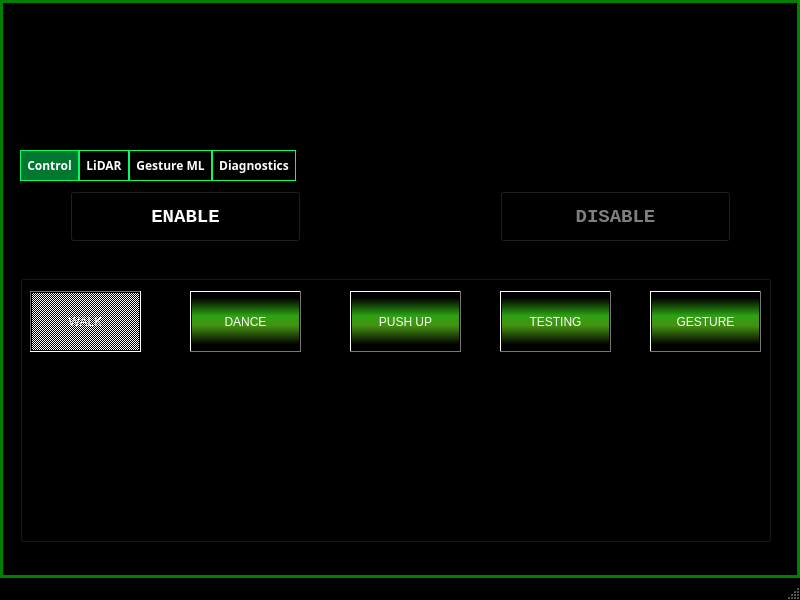
First picture: the form in platform.ui, repository RAMBotsCSU/platform, before the edit.
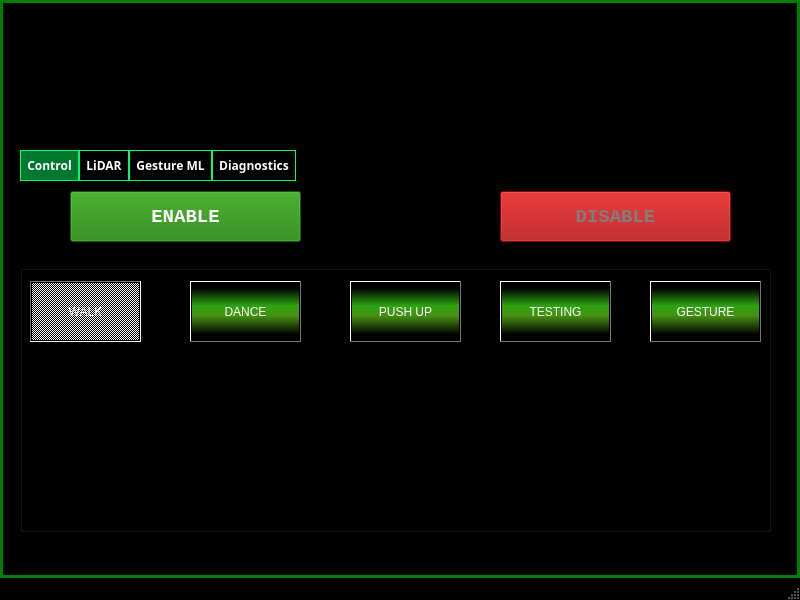
Second picture: the form after the edit. Icons and pictures are not drawn.

Commit message: adjusted format for UI

What changed in the file:
```diff
--- a/platform.ui
+++ b/platform.ui
@@ -537,7 +537,7 @@
       <property name="geometry">
        <rect>
         <x>0</x>
-        <y>80</y>
+        <y>70</y>
         <width>751</width>
         <height>281</height>
        </rect>
@@ -695,12 +695,12 @@
             </gradient>
            </brush>
           </colorrole>
-          <colorrole role="HighlightedText">
+          <colorrole role="Highlight">
            <brush brushstyle="SolidPattern">
             <color alpha="255">
-             <red>3</red>
-             <green>49</green>
-             <blue>0</blue>
+             <red>23</red>
+             <green>77</green>
+             <blue>13</blue>
             </color>
            </brush>
           </colorrole>
@@ -853,12 +853,12 @@
             </gradient>
            </brush>
           </colorrole>
-          <colorrole role="HighlightedText">
+          <colorrole role="Highlight">
            <brush brushstyle="SolidPattern">
             <color alpha="255">
-             <red>3</red>
-             <green>49</green>
-             <blue>0</blue>
+             <red>23</red>
+             <green>77</green>
+             <blue>13</blue>
             </color>
            </brush>
           </colorrole>
@@ -1011,12 +1011,12 @@
             </gradient>
            </brush>
           </colorrole>
-          <colorrole role="HighlightedText">
+          <colorrole role="Highlight">
            <brush brushstyle="SolidPattern">
             <color alpha="255">
-             <red>3</red>
-             <green>49</green>
-             <blue>0</blue>
+             <red>23</red>
+             <green>77</green>
+             <blue>13</blue>
             </color>
            </brush>
           </colorrole>
@@ -1034,8 +1034,9 @@
        </property>
        <property name="styleSheet">
         <string notr="true">font: 12pt &quot;Fixedsys&quot;;
+selection-background-color: rgb(23, 77, 13);
 background-color: qlineargradient(spread:pad, x1:0, y1:1, x2:0, y2:0, stop:0.0947867 rgba(0, 0, 0, 255), stop:0.42654 rgba(68, 145, 17, 255), stop:0.597156 rgba(45, 163, 18, 255), stop:0.914692 rgba(0, 0, 0, 255));
-selection-color: rgb(3, 49, 0);</string>
+</string>
        </property>
        <property name="text">
         <string>WALK</string>
@@ -3067,10 +3068,10 @@
          </colorrole>
          <colorrole role="Button">
           <brush brushstyle="SolidPattern">
-           <color alpha="0">
-            <red>0</red>
-            <green>0</green>
-            <blue>0</blue>
+           <color alpha="255">
+            <red>26</red>
+            <green>126</green>
+            <blue>3</blue>
            </color>
           </brush>
          </colorrole>
@@ -3139,19 +3140,19 @@
          </colorrole>
          <colorrole role="Base">
           <brush brushstyle="SolidPattern">
-           <color alpha="0">
-            <red>0</red>
-            <green>0</green>
-            <blue>0</blue>
+           <color alpha="255">
+            <red>26</red>
+            <green>126</green>
+            <blue>3</blue>
            </color>
           </brush>
          </colorrole>
          <colorrole role="Window">
           <brush brushstyle="SolidPattern">
-           <color alpha="0">
-            <red>0</red>
-            <green>0</green>
-            <blue>0</blue>
+           <color alpha="255">
+            <red>26</red>
+            <green>126</green>
+            <blue>3</blue>
            </color>
           </brush>
          </colorrole>
@@ -3222,10 +3223,10 @@
          </colorrole>
          <colorrole role="Button">
           <brush brushstyle="SolidPattern">
-           <color alpha="0">
-            <red>0</red>
-            <green>0</green>
-            <blue>0</blue>
+           <color alpha="255">
+            <red>26</red>
+            <green>126</green>
+            <blue>3</blue>
            </color>
           </brush>
          </colorrole>
@@ -3294,19 +3295,19 @@
          </colorrole>
          <colorrole role="Base">
           <brush brushstyle="SolidPattern">
-           <color alpha="0">
-            <red>0</red>
-            <green>0</green>
-            <blue>0</blue>
+           <color alpha="255">
+            <red>26</red>
+            <green>126</green>
+            <blue>3</blue>
            </color>
           </brush>
          </colorrole>
          <colorrole role="Window">
           <brush brushstyle="SolidPattern">
-           <color alpha="0">
-            <red>0</red>
-            <green>0</green>
-            <blue>0</blue>
+           <color alpha="255">
+            <red>26</red>
+            <green>126</green>
+            <blue>3</blue>
            </color>
           </brush>
          </colorrole>
@@ -3377,10 +3378,10 @@
          </colorrole>
          <colorrole role="Button">
           <brush brushstyle="SolidPattern">
-           <color alpha="0">
-            <red>0</red>
-            <green>0</green>
-            <blue>0</blue>
+           <color alpha="255">
+            <red>26</red>
+            <green>126</green>
+            <blue>3</blue>
            </color>
           </brush>
          </colorrole>
@@ -3449,19 +3450,19 @@
          </colorrole>
          <colorrole role="Base">
           <brush brushstyle="SolidPattern">
-           <color alpha="0">
-            <red>0</red>
-            <green>0</green>
-            <blue>0</blue>
+           <color alpha="255">
+            <red>26</red>
+            <green>126</green>
+            <blue>3</blue>
            </color>
           </brush>
          </colorrole>
          <colorrole role="Window">
           <brush brushstyle="SolidPattern">
-           <color alpha="0">
-            <red>0</red>
-            <green>0</green>
-            <blue>0</blue>
+           <color alpha="255">
+            <red>26</red>
+            <green>126</green>
+            <blue>3</blue>
            </color>
           </brush>
          </colorrole>
@@ -3539,7 +3540,8 @@
        <number>-1</number>
       </property>
       <property name="styleSheet">
-       <string notr="true">selection-background-color: rgb(13, 95, 0);</string>
+       <string notr="true">background-color: rgb(26, 126, 3);
+selection-background-color: rgb(13, 95, 0);</string>
       </property>
       <property name="text">
        <string>ENABLE</string>
@@ -3586,8 +3588,8 @@
          </colorrole>
          <colorrole role="Button">
           <brush brushstyle="SolidPattern">
-           <color alpha="0">
-            <red>0</red>
+           <color alpha="255">
+            <red>165</red>
             <green>0</green>
             <blue>0</blue>
            </color>
@@ -3658,8 +3660,8 @@
          </colorrole>
          <colorrole role="Base">
           <brush brushstyle="SolidPattern">
-           <color alpha="0">
-            <red>0</red>
+           <color alpha="255">
+            <red>165</red>
             <green>0</green>
             <blue>0</blue>
            </color>
@@ -3667,8 +3669,8 @@
          </colorrole>
          <colorrole role="Window">
           <brush brushstyle="SolidPattern">
-           <color alpha="0">
-            <red>0</red>
+           <color alpha="255">
+            <red>165</red>
             <green>0</green>
             <blue>0</blue>
            </color>
@@ -3741,8 +3743,8 @@
          </colorrole>
          <colorrole role="Button">
           <brush brushstyle="SolidPattern">
-           <color alpha="0">
-            <red>0</red>
+           <color alpha="255">
+            <red>165</red>
             <green>0</green>
             <blue>0</blue>
            </color>
@@ -3813,8 +3815,8 @@
          </colorrole>
          <colorrole role="Base">
           <brush brushstyle="SolidPattern">
-           <color alpha="0">
-            <red>0</red>
+           <color alpha="255">
+            <red>165</red>
             <green>0</green>
             <blue>0</blue>
            </color>
@@ -3822,8 +3824,8 @@
          </colorrole>
          <colorrole role="Window">
           <brush brushstyle="SolidPattern">
-           <color alpha="0">
-            <red>0</red>
+           <color alpha="255">
+            <red>165</red>
             <green>0</green>
             <blue>0</blue>
            </color>
@@ -3896,8 +3898,8 @@
          </colorrole>
          <colorrole role="Button">
           <brush brushstyle="SolidPattern">
-           <color alpha="0">
-            <red>0</red>
+           <color alpha="255">
+            <red>165</red>
             <green>0</green>
             <blue>0</blue>
            </color>
@@ -3968,8 +3970,8 @@
          </colorrole>
          <colorrole role="Base">
           <brush brushstyle="SolidPattern">
-           <color alpha="0">
-            <red>0</red>
+           <color alpha="255">
+            <red>165</red>
             <green>0</green>
             <blue>0</blue>
            </color>
@@ -3977,8 +3979,8 @@
          </colorrole>
          <colorrole role="Window">
           <brush brushstyle="SolidPattern">
-           <color alpha="0">
-            <red>0</red>
+           <color alpha="255">
+            <red>165</red>
             <green>0</green>
             <blue>0</blue>
            </color>
@@ -4059,7 +4061,9 @@
        <bool>false</bool>
       </property>
       <property name="styleSheet">
-       <string notr="true">selection-background-color: rgb(141, 0, 0);</string>
+       <string notr="true">background-color: rgb(165, 0, 0);
+selection-background-color: rgb(141, 0, 0);
+</string>
       </property>
       <property name="text">
        <string>DISABLE</string>
```
